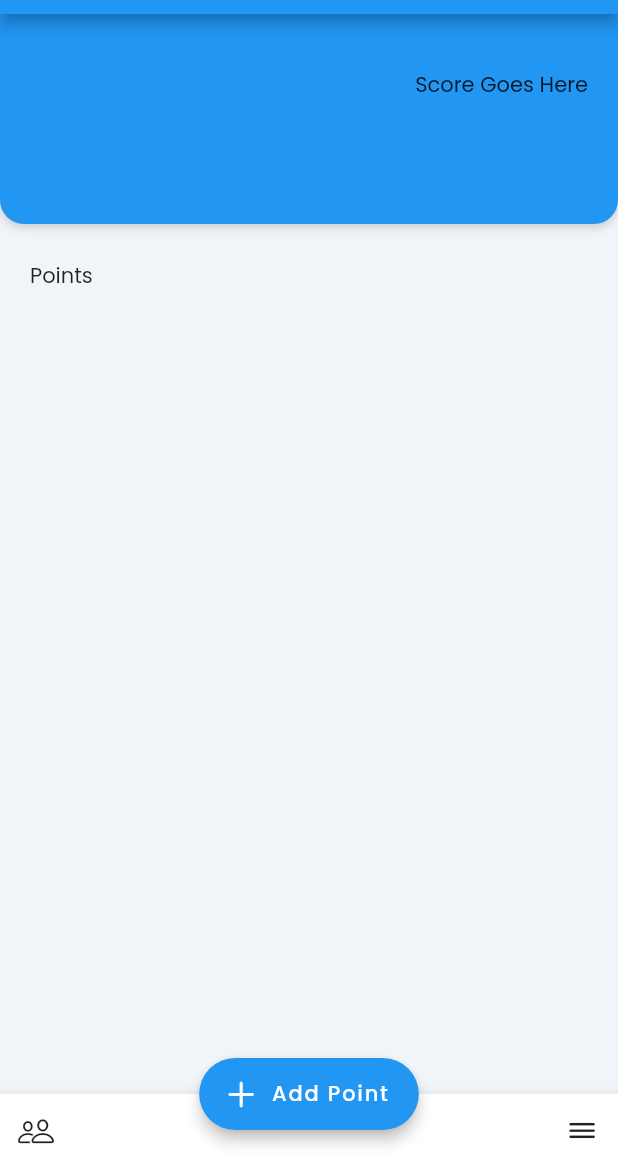
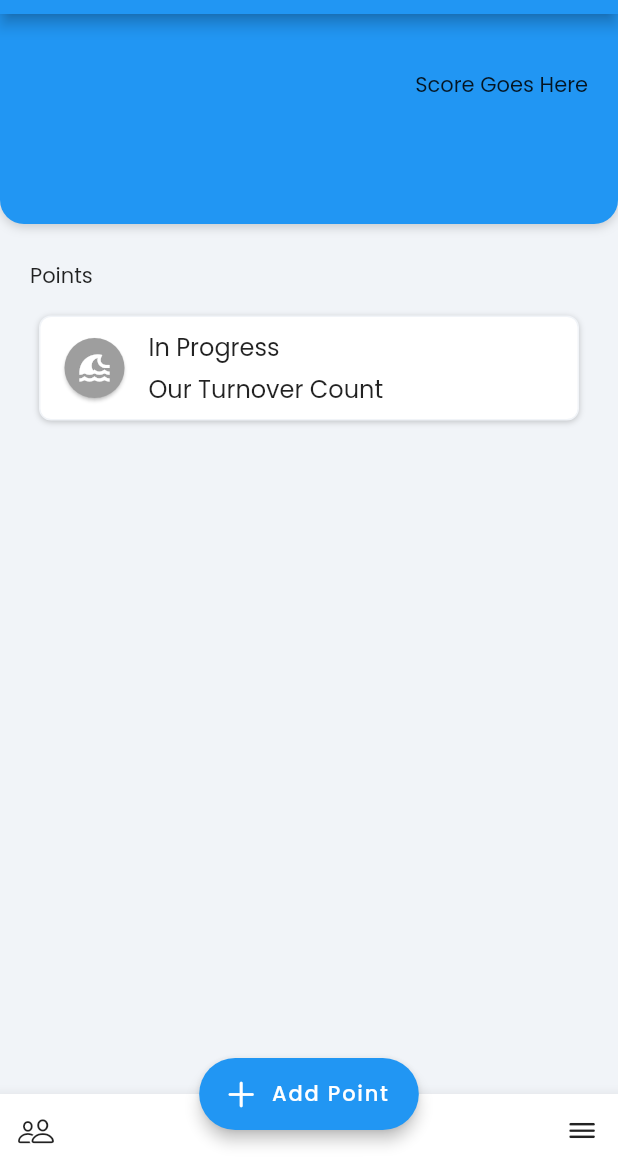
Before and after one commit to Jray810/ultilytics, a Flutter app: the GameInfoView screen opened directly with empty values, after a tap on "Add Point", on a phone screen of 412 x 824 dp, the part 70-1236 px from its top. Run offline on Flutter 3.47's test engine with Material 2 defaults, Android fonts, the light colour scheme and no system bars; our stand-ins replace cloud_firestore, firebase_core, flutter_slidable, google_fonts; accounts and stored records are empty.

Commit message:
Create Point Button Draft

```diff
--- a/lib/views/games/game_info_view.dart
+++ b/lib/views/games/game_info_view.dart
@@ -1,4 +1,5 @@
 import 'package:cloud_firestore/cloud_firestore.dart';
+import 'package:firebase_core/firebase_core.dart';
 import 'package:flutter/cupertino.dart';
 import 'package:flutter/material.dart';
 import 'package:ultilytics/views/games/edit_point_view.dart';
@@ -51,7 +52,7 @@ class _GameInfoViewState extends State<GameInfoView> {
                       8, 0, 0, 0),
                   child: Card(
                     clipBehavior: Clip.antiAliasWithSaveLayer,
-                    color: pointInfo['scored'] == true ? Colors.green : Colors.red,
+                    color: pointInfo['ourScore'] == -1 ? Colors.grey : (pointInfo['scored'] == true ? Colors.green : Colors.red),
                     shape: RoundedRectangleBorder(
                       borderRadius: BorderRadius.circular(40),
                     ),
@@ -85,6 +86,7 @@ class _GameInfoViewState extends State<GameInfoView> {
                           CrossAxisAlignment.start,
                       children: [
                         Text(
+                          pointInfo['ourScore'] == -1 ? 'In Progress' :
                           (pointInfo['scored'] ? 'Our ' : 'Their ') + (pointInfo['openingPull'] != pointInfo['scored'] ? 'hold' : 'break'),
                           // style: FlutterFlowTheme.of(context)
                           //     .subtitle1
@@ -126,6 +128,7 @@ class _GameInfoViewState extends State<GameInfoView> {
                         CrossAxisAlignment.end,
                     children: [
                       Text(
+                        pointInfo['ourScore'] == -1 ? '' :
                         '${pointInfo['ourScore']} - ${pointInfo['theirScore']}',
                         textAlign: TextAlign.end,
                         style: TextStyle(color: pointInfo['ourScore'] < pointInfo['theirScore'] ? Colors.red : Colors.green, fontSize: 20),
@@ -343,7 +346,36 @@ class _GameInfoViewState extends State<GameInfoView> {
         elevation: 4.0,
         icon: const Icon(CupertinoIcons.add),
         label: const Text('Add Point'),
-        onPressed: () {},
+        onPressed: () async {
+          DocumentReference docRef = FirebaseFirestore.instance.collection('teams').doc(widget.teamID).collection('games').doc(widget.gameID);
+          DocumentSnapshot gameSnap = await docRef.get();
+          bool pulling = !gameSnap['startingOffense'];
+          QuerySnapshot qSnap = await docRef.collection('points').get();
+          int pointNum = qSnap.docs.length + 1;
+          if (pointNum > 1) {
+            int lastPointNum = pointNum-1;
+            DocumentSnapshot lastPoint = await docRef.collection('points').doc(lastPointNum.toString()).get();
+            pulling = lastPoint['scored'];
+          }
+          await docRef.collection('points').doc(pointNum.toString()).set(
+            {
+              'pointNumber' : pointNum,
+              'openingPull' : pulling,
+              'players' : {
+                'player1' : '',
+                'player2' : '',
+                'player3' : '',
+                'player4' : '',
+                'player5' : '',
+                'player6' : '',
+                'player7' : '',
+              },
+              'ourScore' : -1,
+              'theirScore' : -1,
+              'scored' : null,
+            }
+          );
+        },
       ),
       floatingActionButtonLocation: FloatingActionButtonLocation.centerDocked,
       bottomNavigationBar: BottomAppBar(
```
